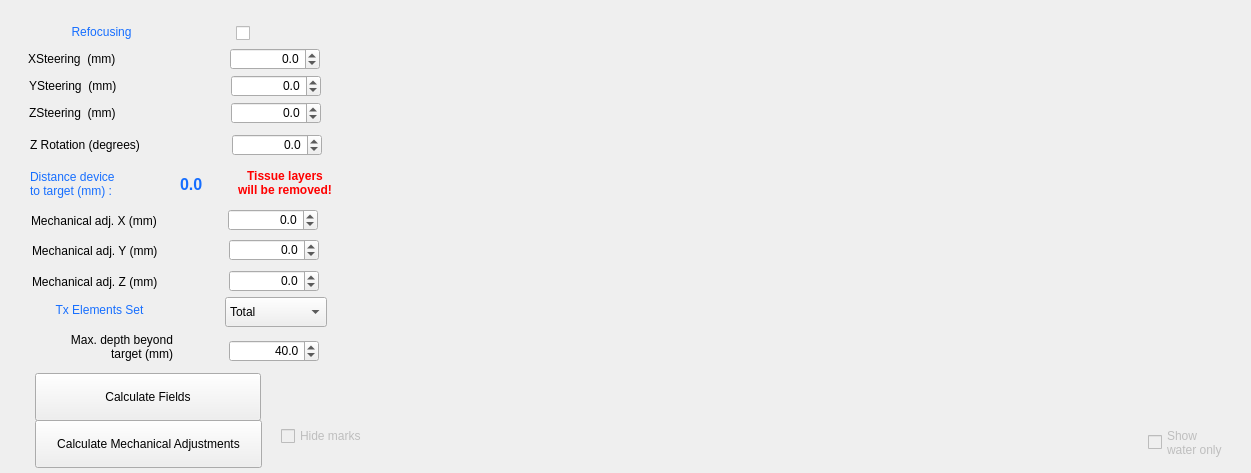
The window that BabelBrain/Babel_REMOPD/form.ui (ProteusMRIgHIFU/BabelBrain) describes before a commit, drawn with Qt 5.
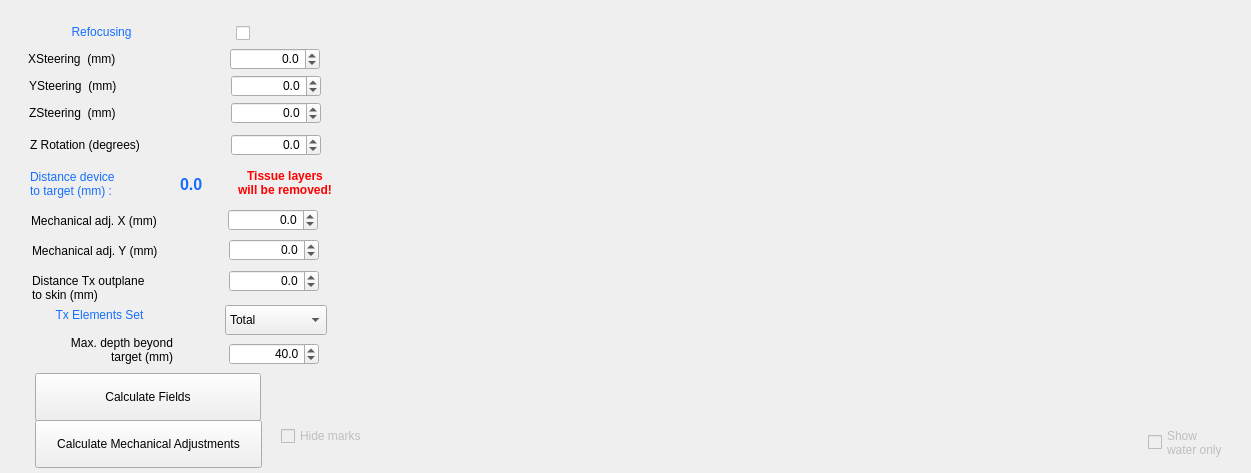
The same window after the commit.

Patch:
```diff
--- a/BabelBrain/Babel_REMOPD/form.ui
+++ b/BabelBrain/Babel_REMOPD/form.ui
@@ -200,11 +200,12 @@
      <x>32</x>
      <y>272</y>
      <width>143</width>
-     <height>20</height>
+     <height>31</height>
     </rect>
    </property>
    <property name="text">
-    <string>Mechanical adj. Z (mm)</string>
+    <string>Distance Tx outplane
+to skin (mm)</string>
    </property>
   </widget>
   <widget class="QDoubleSpinBox" name="ZMechanicSpinBox">
@@ -291,7 +292,7 @@
   <widget class="QDoubleSpinBox" name="ZRotationSpinBox">
    <property name="geometry">
     <rect>
-     <x>232</x>
+     <x>231</x>
      <y>134</y>
      <width>90</width>
      <height>22</height>
@@ -320,7 +321,7 @@
    <property name="geometry">
     <rect>
      <x>20</x>
-     <y>332</y>
+     <y>335</y>
      <width>153</width>
      <height>30</height>
     </rect>
@@ -337,7 +338,7 @@
    <property name="geometry">
     <rect>
      <x>229</x>
-     <y>340</y>
+     <y>343</y>
      <width>90</width>
      <height>22</height>
     </rect>
@@ -408,7 +409,7 @@
    <property name="geometry">
     <rect>
      <x>28</x>
-     <y>300</y>
+     <y>305</y>
      <width>143</width>
      <height>20</height>
     </rect>
@@ -427,7 +428,7 @@
    <property name="geometry">
     <rect>
      <x>225</x>
-     <y>297</y>
+     <y>305</y>
      <width>102</width>
      <height>30</height>
     </rect>
```
Left out of the diff: 4 changed lines with no effect on the pictures.
